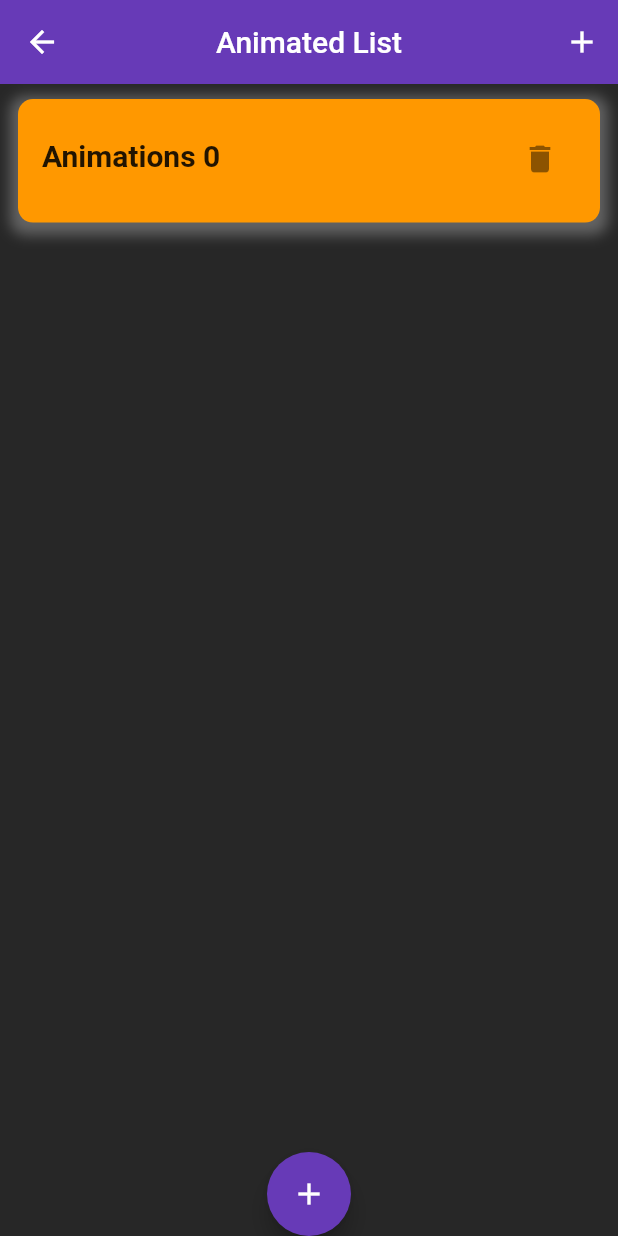
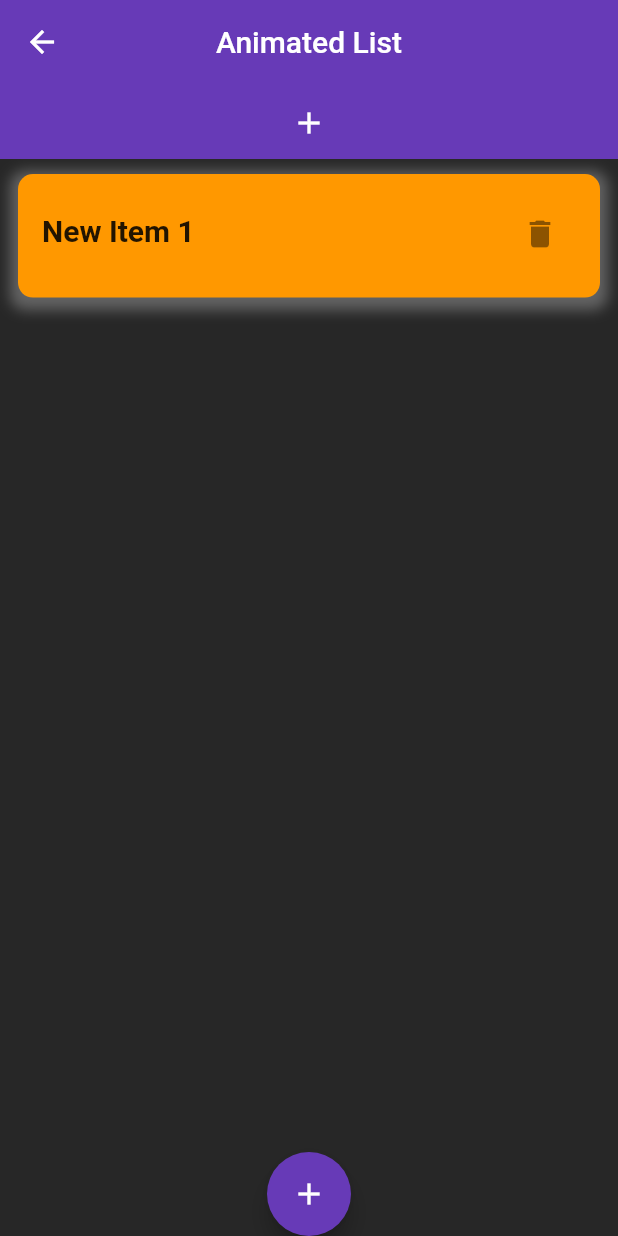
Before and after one commit to Saeed-Sabra/Animated-list-flutter, a Flutter app: the MyListView screen opened directly, after a tap on the "add" icon, on a phone screen of 412 x 824 dp. Run offline on Flutter 3.47's test engine with Material 2 defaults, Android fonts, the phone set to English and light mode, and no system bars; our stand-ins replace flutter_staggered_animations.

Commit message:
Secound commit

```diff
--- a/lib/animated_list.dart
+++ b/lib/animated_list.dart
@@ -85,12 +85,10 @@ class _MyListViewState extends State<MyListView> {
   final List<String> _items = [];
 
   void _addItem() {
-    setState(
-      () {
-        int newItemIndex = _items.length + 1;
-        _items.add('Item $newItemIndex');
-      },
-    );
+    final newFirstItem = 'New Item ${_items.length + 1}';
+    setState(() {
+      _items.insert(0, newFirstItem);
+    });
   }
 
   @override
@@ -105,12 +103,14 @@ class _MyListViewState extends State<MyListView> {
         centerTitle: true,
         // leading: Container(),
         elevation: 0,
-        actions: [
-          IconButton(
+        bottom: PreferredSize(
+          preferredSize: const Size.fromHeight(50),
+          child: IconButton(
+            onPressed: () => _addItem(),
             icon: const Icon(Icons.add),
-            onPressed: _addItem,
+            color: Colors.white,
           ),
-        ],
+        ),
       ),
 
       body: AnimationLimiter(
@@ -144,7 +144,7 @@ class _MyListViewState extends State<MyListView> {
                     title: Padding(
                       padding: const EdgeInsets.only(top: 20),
                       child: Text(
-                        "Animations $index",
+                        _items[index],
                         style: const TextStyle(
                           fontSize: 20,
                           fontWeight: FontWeight.bold,
```
